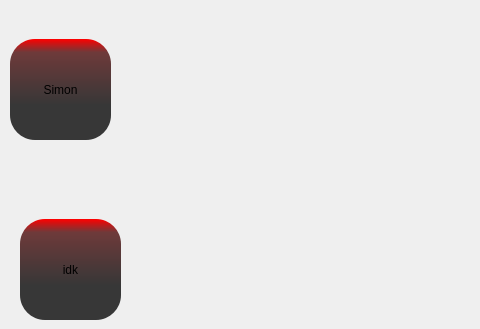
Above: QtMENnette/MainWindow.ui from LuluLePerdu/P11_MENnette before the change; both pictures show x 480 to 960 and y 0 to 329 of the 1217 by 678 pixel window. Below: the same form after it.
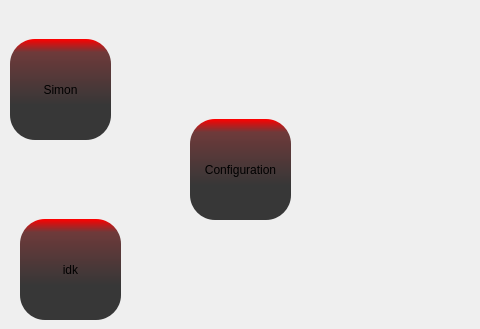
That is the form after the change. The open tabs and pages were chosen to show the change.

```diff
--- a/QtMENnette/MainWindow.ui
+++ b/QtMENnette/MainWindow.ui
@@ -164,6 +164,29 @@
       <string>idk</string>
      </property>
     </widget>
+    <widget class="QPushButton" name="btnConfiguration">
+     <property name="geometry">
+      <rect>
+       <x>530</x>
+       <y>110</y>
+       <width>101</width>
+       <height>101</height>
+      </rect>
+     </property>
+     <property name="styleSheet">
+      <string notr="true">QPushButton{
+background-color: qlineargradient(spread:pad, x1:1, y1:0.653, x2:1, y2:0, stop:0 rgba(55,55,55, 255), stop:0.798883 rgba(110, 58, 58, 255), stop:1 rgba(255, 0, 0, 255));
+border-style: outset;
+border-radius: 25px;
+}
+QPushButton:hover{
+	background-color: qlineargradient(spread:pad, x1:1, y1:0.653, x2:1, y2:0, stop:0 rgba(96, 96, 106, 255), stop:0.798883 rgba(110, 58, 58, 255), stop:1 rgba(255, 0, 0, 255));
+}</string>
+     </property>
+     <property name="text">
+      <string>Configuration</string>
+     </property>
+    </widget>
    </widget>
    <widget class="QWidget" name="pgeSnake"/>
    <widget class="QWidget" name="pgeAccel"/>
```
Left out of the diff: 2 changed lines with no effect on the pictures.
